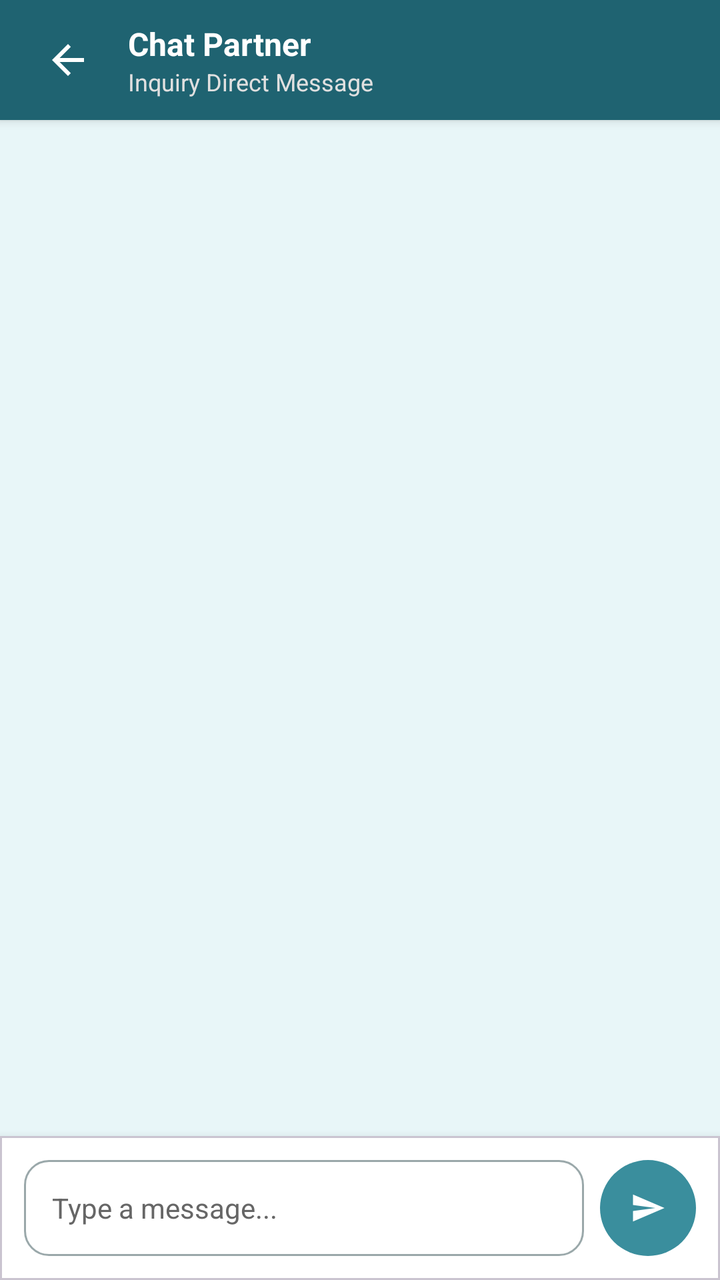
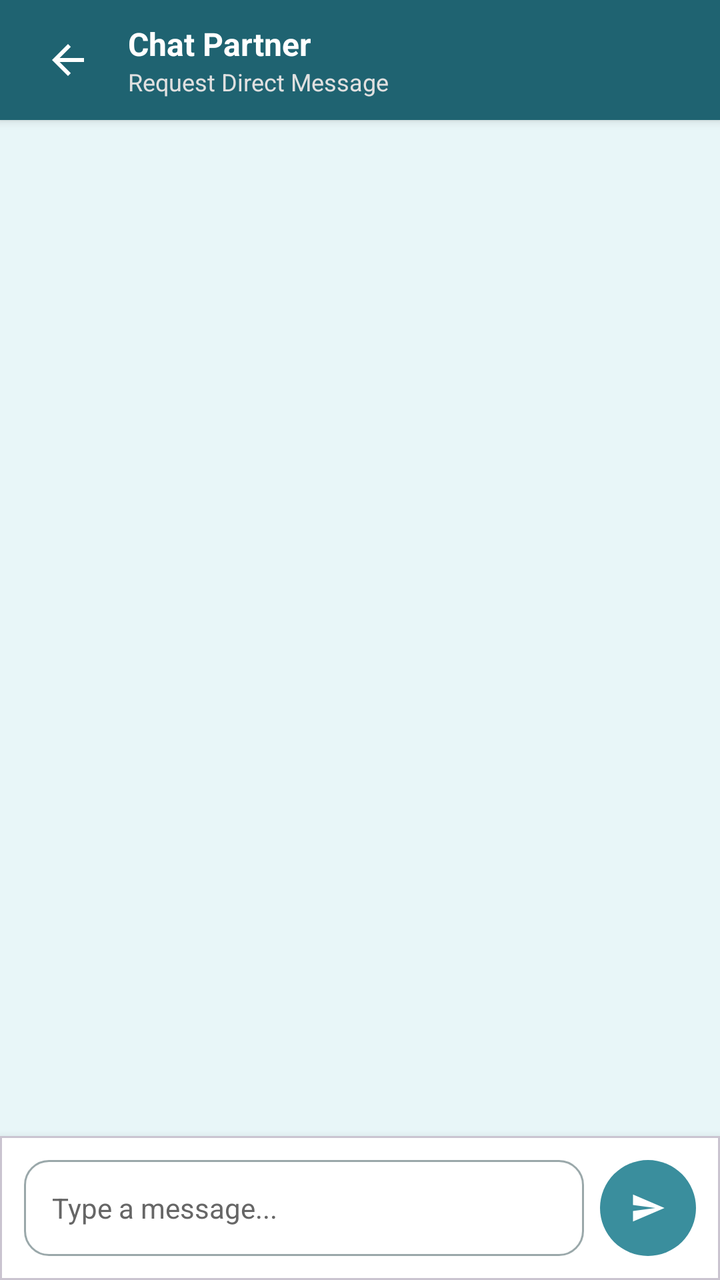

An Android layout rendered at two revisions. The XML below is the earlier revision; the diff shows what the commit changed to produce the second picture.
<!-- AndroidManifest.xml: application theme Theme.PharmaFind -->
<!-- res/layout/activity_chat.xml -->
<?xml version="1.0" encoding="utf-8"?>
<androidx.constraintlayout.widget.ConstraintLayout xmlns:android="http://schemas.android.com/apk/res/android"
    xmlns:app="http://schemas.android.com/apk/res-auto"
    android:layout_width="match_parent"
    android:layout_height="match_parent"
    android:background="@color/background_light">

    
    <LinearLayout
        android:id="@+id/toolbarChat"
        android:layout_width="match_parent"
        android:layout_height="wrap_content"
        android:minHeight="60dp"
        android:background="@color/primary_dark"
        android:elevation="3dp"
        android:gravity="center_vertical"
        android:orientation="horizontal"
        android:paddingHorizontal="16dp"
        app:layout_constraintTop_toTopOf="parent">

        <ImageButton
            android:id="@+id/btnBackChat"
            android:layout_width="36dp"
            android:layout_height="36dp"
            android:background="?attr/selectableItemBackgroundBorderless"
            android:contentDescription="Back"
            android:src="@drawable/ic_arrow_back"
            app:tint="@color/white" />

        <LinearLayout
            android:layout_width="wrap_content"
            android:layout_height="wrap_content"
            android:layout_marginStart="12dp"
            android:orientation="vertical">

            <TextView
                android:id="@+id/tvChatPartnerName"
                android:layout_width="wrap_content"
                android:layout_height="wrap_content"
                android:text="Chat Partner"
                android:textColor="@color/white"
                android:textSize="16sp"
                android:textStyle="bold" />

            <TextView
                android:id="@+id/tvChatSubtitle"
                android:layout_width="wrap_content"
                android:layout_height="wrap_content"
                android:text="Inquiry Direct Message"
                android:textColor="#E0E0E0"
                android:textSize="12sp" />

        </LinearLayout>

    </LinearLayout>

    
    <androidx.recyclerview.widget.RecyclerView
        android:id="@+id/rvMessages"
        android:layout_width="match_parent"
        android:layout_height="0dp"
        android:padding="12dp"
        app:layout_constraintBottom_toTopOf="@id/cardChatInput"
        app:layout_constraintTop_toBottomOf="@id/toolbarChat" />

    
    <com.google.android.material.card.MaterialCardView
        android:id="@+id/cardChatInput"
        android:layout_width="match_parent"
        android:layout_height="wrap_content"
        app:cardBackgroundColor="@color/white"
        app:cardCornerRadius="0dp"
        app:cardElevation="8dp"
        app:layout_constraintBottom_toBottomOf="parent">

        <LinearLayout
            android:layout_width="match_parent"
            android:layout_height="wrap_content"
            android:gravity="center_vertical"
            android:orientation="horizontal"
            android:padding="12dp">

            <EditText
                android:id="@+id/etChatMessageInput"
                android:layout_width="0dp"
                android:layout_height="48dp"
                android:layout_weight="1"
                android:background="@drawable/edittext_background"
                android:hint="Type a message..."
                android:inputType="textMultiLine"
                android:maxLines="3"
                android:paddingHorizontal="14dp"
                android:textColor="@color/black"
                android:textColorHint="@color/text_gray"
                android:textSize="14sp" />

            <com.google.android.material.button.MaterialButton
                android:id="@+id/btnSendMessage"
                android:layout_width="48dp"
                android:layout_height="48dp"
                android:layout_marginStart="8dp"
                android:insetLeft="0dp"
                android:insetTop="0dp"
                android:insetRight="0dp"
                android:insetBottom="0dp"
                android:padding="0dp"
                app:backgroundTint="@color/primary_teal"
                app:cornerRadius="24dp"
                app:icon="@drawable/ic_send"
                app:iconGravity="textStart"
                app:iconPadding="0dp"
                app:iconTint="@color/white" />

        </LinearLayout>

    </com.google.android.material.card.MaterialCardView>

</androidx.constraintlayout.widget.ConstraintLayout>
<!-- resources referenced by this layout -->
<resources>
  <color name="background_light">#E8F6F8</color>
  <color name="black">#FF000000</color>
  <color name="primary_dark">#1F6371</color>
  <color name="primary_teal">#3A8E9D</color>
  <color name="text_gray">#666666</color>
  <color name="white">#FFFFFFFF</color>
  <!-- drawable edittext_background (drawable) -->
  <?xml version="1.0" encoding="utf-8"?>
  <selector xmlns:android="http://schemas.android.com/apk/res/android">
      
      <item android:state_activated="true">
          <shape>
              <corners android:radius="12dp" />
              <stroke android:width="2dp" android:color="@color/error_red" />
              <solid android:color="@color/white" />
          </shape>
      </item>
      <item android:state_focused="true">
          <shape>
              <corners android:radius="12dp" />
              <stroke android:width="2dp" android:color="@color/primary_teal" />
              <solid android:color="@color/white" />
          </shape>
      </item>
      <item>
          <shape>
              <corners android:radius="12dp" />
              <stroke android:width="1dp" android:color="@color/field_border" />
              <solid android:color="@color/white" />
          </shape>
      </item>
  </selector>
  <!-- drawable ic_arrow_back (drawable) -->
  <?xml version="1.0" encoding="utf-8"?>
  <vector xmlns:android="http://schemas.android.com/apk/res/android"
      android:width="24dp"
      android:height="24dp"
      android:autoMirrored="true"
      android:viewportWidth="24"
      android:viewportHeight="24">
      <path
          android:fillColor="#FF000000"
          android:pathData="M20,11H7.83l5.59,-5.59L12,4l-8,8 8,8 1.41,-1.41L7.83,13H20v-2z" />
  </vector>
  <!-- drawable ic_send (drawable) -->
  <?xml version="1.0" encoding="utf-8"?>
  <vector xmlns:android="http://schemas.android.com/apk/res/android"
      android:width="24dp"
      android:height="24dp"
      android:viewportWidth="24"
      android:viewportHeight="24">
      <path
          android:fillColor="#FF000000"
          android:pathData="M2.01,21L23,12 2.01,3 2,10l15,2 -15,2z" />
  </vector>
  <color name="error_red">#B3261E</color>
  <color name="field_border">#9AA8AA</color>
  <style name="Base.Theme.PharmaFind" parent="Theme.Material3.Light.NoActionBar">
          <item name="android:forceDarkAllowed" tools:targetApi="q">false</item>
          
          
      </style>
  <color name="teal_container">#D6EEF1</color>
  <color name="on_surface">#1B1F21</color>
  <color name="surface_variant">#E3EBEC</color>
  <color name="on_surface_variant">#3F484A</color>
  <color name="outline">#6F797A</color>
  <color name="surface_container_low">#F4F8F8</color>
  <color name="surface_container">#EEF3F4</color>
  <color name="surface_container_high">#E8EEEF</color>
  <color name="surface_container_highest">#E2E9EA</color>
  <!-- unchanged entries left out for length: 1 -->
</resources>

<!-- the commit's change to res/layout/activity_chat.xml (unified diff, before → after) -->
@@ -46,7 +46,7 @@
                 android:id="@+id/tvChatSubtitle"
                 android:layout_width="wrap_content"
                 android:layout_height="wrap_content"
-                android:text="Inquiry Direct Message"
+                android:text="Request Direct Message"
                 android:textColor="#E0E0E0"
                 android:textSize="12sp" />
 
